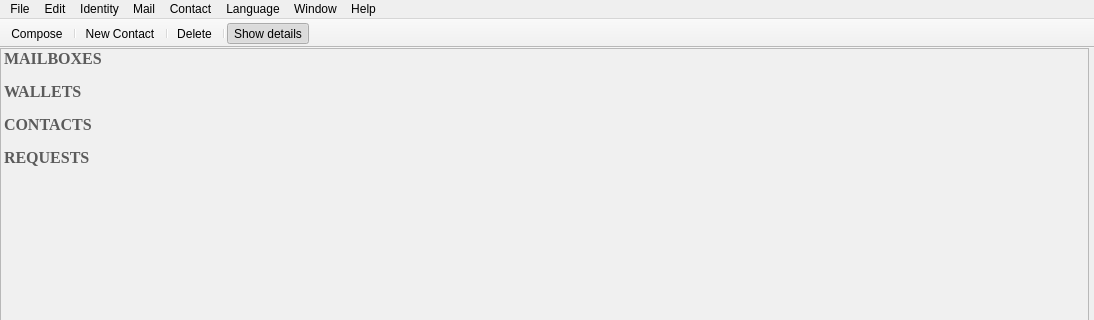
Above: KeyhoteeMainWindow.ui from InvictusInnovations/keyhotee before the change; both pictures show x 0 to 1094 and y 0 to 320 of the 1094 by 736 pixel window. Below: the same form after it.
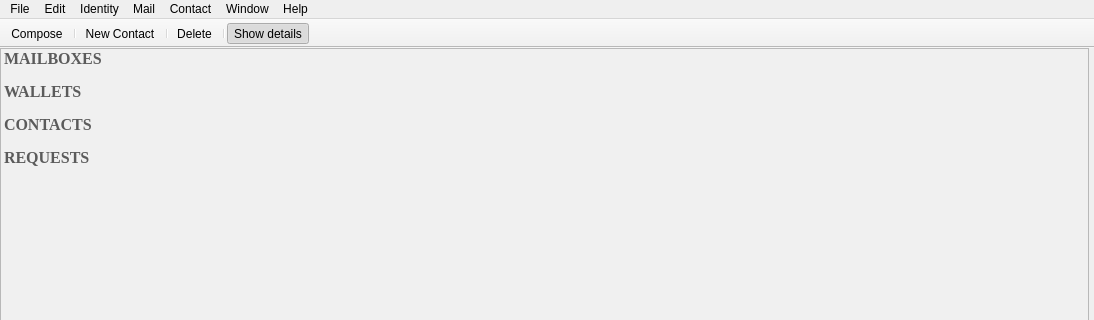
That is the form after the change. Icons and pictures are not drawn. Custom widgets are drawn as their Qt base class.

Commit message: [GS] Implemented application options dialog box #350

The edit to the form file:
```diff
--- a/KeyhoteeMainWindow.ui
+++ b/KeyhoteeMainWindow.ui
@@ -458,22 +458,11 @@
      <string>Window</string>
     </property>
    </widget>
-   <widget class="QMenu" name="menuLanguage">
-    <property name="title">
-     <string>Language</string>
-    </property>
-    <addaction name="actionChinese"/>
-    <addaction name="actionEnglish"/>
-    <addaction name="actionPolish"/>
-    <addaction name="actionPortuguese"/>
-    <addaction name="actionSpanish"/>
-   </widget>
    <addaction name="menuFile"/>
    <addaction name="menuEdit"/>
    <addaction name="menuIdentity"/>
    <addaction name="menuMail"/>
    <addaction name="menuContact"/>
-   <addaction name="menuLanguage"/>
    <addaction name="menuWindow"/>
    <addaction name="menuHelp"/>
   </widget>
```
Left out of the diff: 12 changed lines with no effect on the pictures. The commit also changes 7 other files.
